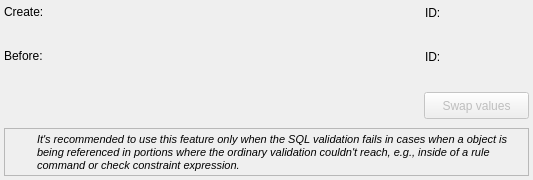
The window that libpgmodeler_ui/ui/swapobjectsidswidget.ui (pgmodeler/pgmodeler) describes before a commit, drawn with Qt 5.
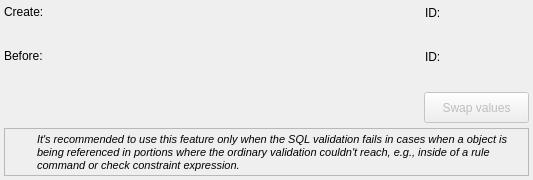
The same window after the commit. Icons and pictures are not drawn.

Patch:
```diff
--- a/libpgmodeler_ui/ui/swapobjectsidswidget.ui
+++ b/libpgmodeler_ui/ui/swapobjectsidswidget.ui
@@ -269,11 +269,11 @@
      <x>424</x>
      <y>92</y>
      <width>105</width>
-     <height>27</height>
+     <height>31</height>
     </rect>
    </property>
    <property name="sizePolicy">
-    <sizepolicy hsizetype="Fixed" vsizetype="Preferred">
+    <sizepolicy hsizetype="Preferred" vsizetype="Preferred">
      <horstretch>0</horstretch>
      <verstretch>0</verstretch>
     </sizepolicy>
@@ -287,7 +287,7 @@
    <property name="maximumSize">
     <size>
      <width>16777215</width>
-     <height>30</height>
+     <height>16777215</height>
     </size>
    </property>
    <property name="focusPolicy">
@@ -305,8 +305,8 @@
    </property>
    <property name="iconSize">
     <size>
-     <width>20</width>
-     <height>20</height>
+     <width>22</width>
+     <height>22</height>
     </size>
    </property>
    <property name="toolButtonStyle">
```
